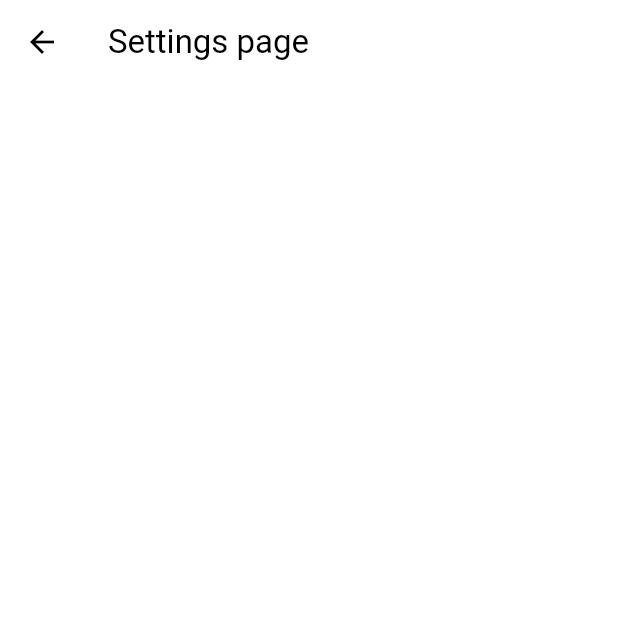
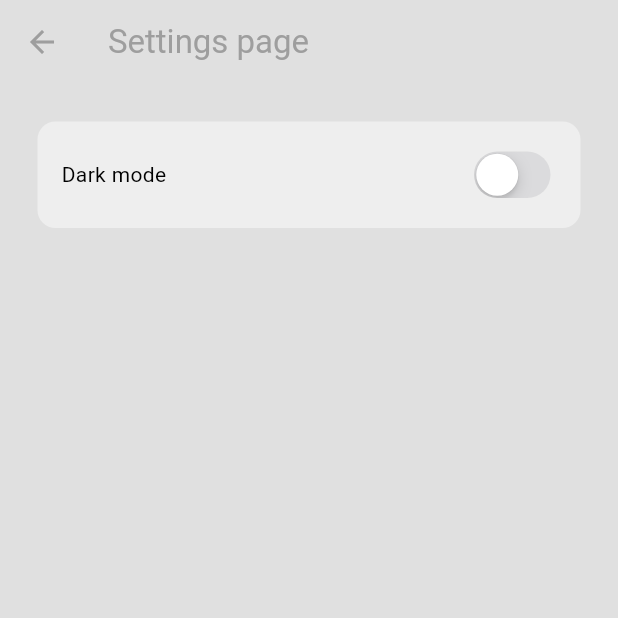
Before and after one commit to ramazanov7/chat_app, a Flutter app: the screen it shows once a user with an empty profile is signed in, in the side drawer, after a tap on "S E T T I N G S", on a phone screen of 412 x 824 dp, the top half of it. Run offline on Flutter 3.47's test engine with Material 3 defaults, Android fonts, the phone set to English and light mode, and no system bars; our stand-ins replace cloud_firestore, firebase_auth, firebase_core; missing offline and left inert: dart:js; accounts and stored records are empty; network calls fail.

Commit message:
finish the app

```diff
--- a/lib/main.dart
+++ b/lib/main.dart
@@ -1,16 +1,24 @@
 // ignore_for_file: prefer_const_constructors
+
+import 'dart:js';
 
 import 'package:chat_app/service/auth/auth_gate.dart';
 import 'package:chat_app/service/auth/login_or_register_page.dart';
 import 'package:chat_app/firebase_options.dart';
 import 'package:chat_app/themes/light_mode.dart';
+import 'package:chat_app/themes/theme_provider.dart';
 import 'package:firebase_core/firebase_core.dart';
 import 'package:flutter/material.dart';
+import 'package:provider/provider.dart';
 
 void main() async {
   WidgetsFlutterBinding.ensureInitialized();
   await Firebase.initializeApp(options: DefaultFirebaseOptions.currentPlatform);
-  runApp(const MyApp());
+  runApp(
+    ChangeNotifierProvider(
+      create: (context) => ThemeProvider(),
+      child: const MyApp())
+  );
 }
 
 class MyApp extends StatelessWidget {
@@ -21,7 +29,7 @@ class MyApp extends StatelessWidget {
     return MaterialApp(
       debugShowCheckedModeBanner: false,
       home: AuthGate(),
-      theme: lightmode,
+      theme: Provider.of<ThemeProvider>(context).themeData,
     );
   }
 }
--- a/lib/screens/home_page.dart
+++ b/lib/screens/home_page.dart
@@ -1,11 +1,19 @@
 // ignore_for_file: prefer_const_constructors
 
+
+import 'package:chat_app/screens/chat_page.dart';
 import 'package:chat_app/service/auth/auth_service.dart';
+import 'package:chat_app/service/chat/chat_service.dart';
 import 'package:chat_app/widgets/my_drawer.dart';
+import 'package:chat_app/widgets/user_tile.dart';
 import 'package:flutter/material.dart';
 
 class HomePage extends StatelessWidget {
-  const HomePage({super.key});
+  HomePage({super.key});
+
+  // chat & auth services
+  final ChatService _chatService = ChatService();
+  final AuthService _authService = AuthService();
 
 
   @override
@@ -13,8 +21,63 @@ class HomePage extends StatelessWidget {
     return Scaffold(
       appBar: AppBar(
         title: Text('Home page'),
+        backgroundColor: Colors.transparent,
+        foregroundColor: Colors.grey,
+        elevation: 0,
       ),
       drawer: MyDrawer(),
+      body: _buildUserList(),
     );
   }
+
+  // built a list of users except for the current logged in user
+  Widget _buildUserList() {
+    return StreamBuilder(
+      stream: _chatService.getUsersStream(),
+      builder: (context, snapshot) {
+        // error
+        if(snapshot.hasError) {
+          return Text('Error');
+        }
+
+        // loading
+        if(snapshot.connectionState == ConnectionState.waiting) {
+          return Text('Loading...');
+        }
+
+        // return list view
+        return ListView(
+          children: snapshot.data!
+          .map<Widget>((userdata) => _buildUserListItem(userdata, context))
+          .toList(),
+        );
+      }
+    );
+  }
+
+  // build individual list tile for user
+  Widget _buildUserListItem (
+    Map<String,dynamic> userdata, BuildContext context) {
+
+    // display all users except current user
+    if(userdata['email'] != _authService.getCurrentUser()!.email) {
+      return UserTile(
+      text: userdata["email"],
+      onTap: () {
+        // tapped on a user -> go to chat page
+        Navigator.push(
+          context,
+          MaterialPageRoute(
+            builder: (context) => ChatPage(
+              receiverEmail: userdata["email"],
+              receiverID: userdata['uid'],
+            ),
+          )
+        );
+      },
+      );
+    } else {
+      return Container();
+    }
+  }
 }
--- a/lib/screens/settings_page.dart
+++ b/lib/screens/settings_page.dart
@@ -1,4 +1,9 @@
+// ignore_for_file: prefer_const_literals_to_create_immutables, prefer_const_constructors
+
+import 'package:chat_app/themes/theme_provider.dart';
+import 'package:flutter/cupertino.dart';
 import 'package:flutter/material.dart';
+import 'package:provider/provider.dart';
 
 class SettingsPage extends StatelessWidget {
   const SettingsPage({super.key});
@@ -6,7 +11,38 @@ class SettingsPage extends StatelessWidget {
   @override
   Widget build(BuildContext context) {
     return Scaffold(
-      appBar: AppBar(title: Text('Settings page'),),
+      backgroundColor: Theme.of(context).colorScheme.background,
+      appBar: AppBar(
+        title: Text('Settings page'),
+        backgroundColor: Colors.transparent,
+        foregroundColor: Colors.grey,
+        elevation: 0,
+      ),
+      body: Container(
+        decoration: BoxDecoration(
+          color: Theme.of(context).colorScheme.secondary,
+          borderRadius: BorderRadius.circular(12)
+        ),
+        margin: EdgeInsets.all(25),
+        padding: EdgeInsets.all(16),
+        child: Row(
+          mainAxisAlignment: MainAxisAlignment.spaceBetween,
+          children: [
+            // dark mode
+            Text('Dark mode'),
+
+            // switch toggle
+            CupertinoSwitch(
+              value: Provider
+                .of<ThemeProvider>(context,listen: false).isDarkMode,
+              onChanged: (value) {
+                Provider
+                .of<ThemeProvider>(context,listen: false).toggleTheme();
+              },
+            ),
+          ],
+        ),
+      ),
     );
   }
 }
--- /dev/null
+++ b/lib/themes/dark_mode.dart
@@ -0,0 +1,11 @@
+import 'package:flutter/material.dart';
+
+ThemeData darkMode = ThemeData(
+  colorScheme: ColorScheme.light(
+    background: Colors.grey.shade900,
+    primary: Colors.grey.shade600,
+    secondary: Colors.grey.shade700,
+    tertiary: Colors.grey.shade800,
+    inversePrimary: Colors.grey.shade300
+  )
+);
--- a/lib/themes/light_mode.dart
+++ b/lib/themes/light_mode.dart
@@ -1,6 +1,6 @@
 import 'package:flutter/material.dart';
 
-ThemeData lightmode = ThemeData(
+ThemeData lightMode = ThemeData(
   colorScheme: ColorScheme.light(
     background: Colors.grey.shade300,
     primary: Colors.grey.shade500,
--- /dev/null
+++ b/lib/themes/theme_provider.dart
@@ -0,0 +1,24 @@
+import 'package:chat_app/themes/dark_mode.dart';
+import 'package:chat_app/themes/light_mode.dart';
+import 'package:flutter/material.dart';
+
+class ThemeProvider extends ChangeNotifier {
+  ThemeData _themeData = lightMode;
+
+  ThemeData get themeData => _themeData;
+
+  bool get isDarkMode => _themeData == darkMode;
+
+  set themeData(ThemeData themeData) {
+    _themeData = themeData;
+    notifyListeners();
+  }
+
+  void toggleTheme() {
+    if (_themeData == lightMode) {
+      themeData = darkMode;
+    } else {
+      themeData = lightMode;
+    }
+  }
+}
--- a/lib/widgets/my_textfields.dart
+++ b/lib/widgets/my_textfields.dart
@@ -5,12 +5,14 @@ class MyTextField extends StatelessWidget {
   final String hintText;
   final bool obscureText;
   final TextEditingController controller;
+  final FocusNode? focusNode;
 
   const MyTextField({
     super.key,
     required this.hintText,
     required this.obscureText,
-    required this.controller
+    required this.controller,
+    this.focusNode
   });
 
   @override
@@ -20,6 +22,7 @@ class MyTextField extends StatelessWidget {
       child: TextField(
         obscureText: obscureText,
         controller: controller,
+        focusNode: focusNode,
         decoration: InputDecoration(
           enabledBorder: OutlineInputBorder(
             borderSide: BorderSide(color: Theme.of(context).colorScheme.tertiary),
--- a/pubspec.yaml
+++ b/pubspec.yaml
@@ -15,12 +15,14 @@ dependencies:
   cupertino_icons: ^1.0.2
   firebase_core: ^2.27.0
   firebase_auth: ^4.17.8
+  cloud_firestore: ^4.15.8
+  provider: ^6.1.2
 
 dev_dependencies:
   flutter_test:
     sdk: flutter
 
-  flutter_lints: ^2.0.0
+  flutter_lints: ^3.0.1
 
 flutter:
 
```
Also changed, not shown: lib/models/message.dart (added, +30 -0 lines), lib/screens/chat_page.dart (added, +190 -0 lines), lib/service/auth/auth_service.dart (+27 -0 lines), lib/service/chat/chat_service.dart (added, +80 -0 lines), lib/widgets/chat_bubble.dart (added, +41 -0 lines), lib/widgets/user_tile.dart (added, +34 -0 lines), pubspec.lock, 3 other files.
